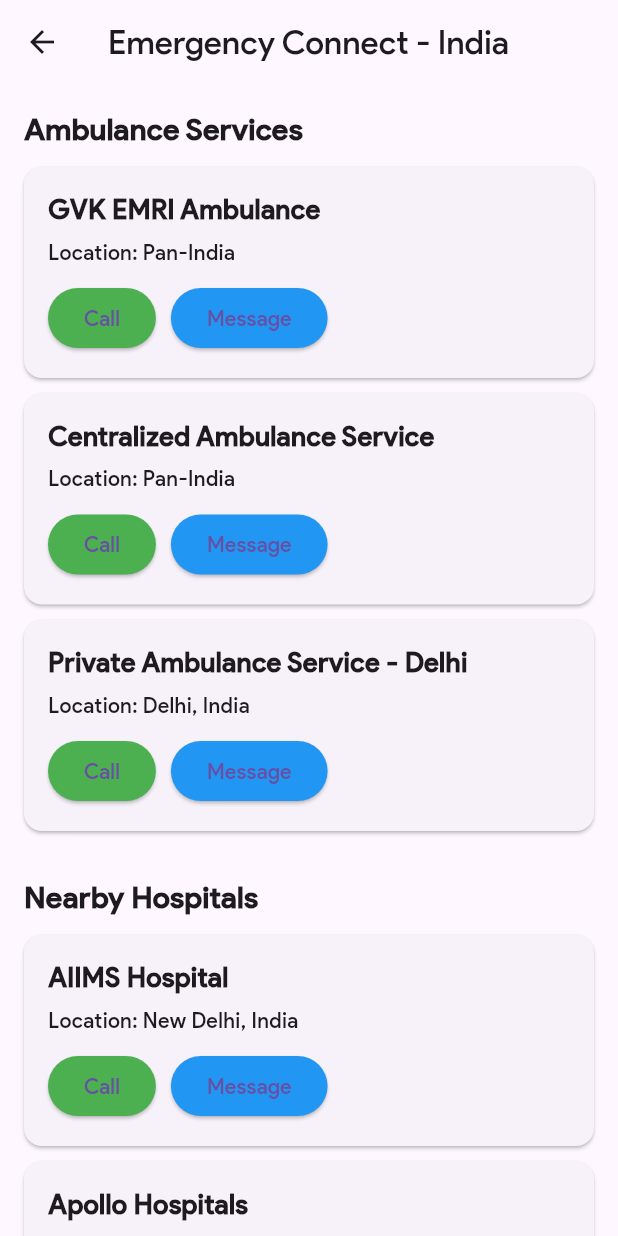
After one commit to Priyanshg0211/Aarogya-Vishwas, a Flutter app: the EmergencyConnectPage screen opened directly, on a phone screen of 412 x 824 dp. The commit adds this screen. Run offline on Flutter 3.47's test engine with Material 3 defaults, Android fonts, the phone set to English and light mode, and no system bars; our stand-ins replace cached_network_image, cloud_firestore, file_picker, firebase_auth, firebase_core, flutter_markdown and 6 more; missing offline and left inert: pdfx; accounts and stored records are empty.

Commit message:
UI updated

```diff
--- /dev/null
+++ b/lib/Feature/ambulance/ambulance.dart
@@ -0,0 +1,176 @@
+import 'package:aarogya_vishwas/UI/Homescreen/Homescreen.dart';
+import 'package:flutter/material.dart';
+import 'package:url_launcher/url_launcher.dart'; // For making calls and sending messages
+
+void main() {
+  runApp(MyApp());
+}
+
+class MyApp extends StatelessWidget {
+  @override
+  Widget build(BuildContext context) {
+    return MaterialApp(
+      title: 'Emergency Connect - India',
+      theme: ThemeData(
+        primarySwatch: Colors.red,
+      ),
+      home: EmergencyConnectPage(),
+    );
+  }
+}
+
+class EmergencyConnectPage extends StatelessWidget {
+  // Sample data for ambulances in India
+  final List<Map<String, String>> ambulances = [
+    {
+      'name': 'GVK EMRI Ambulance',
+      'phone': '108',
+      'location': 'Pan-India',
+    },
+    {
+      'name': 'Centralized Ambulance Service',
+      'phone': '102',
+      'location': 'Pan-India',
+    },
+    {
+      'name': 'Private Ambulance Service - Delhi',
+      'phone': '+919876543210',
+      'location': 'Delhi, India',
+    },
+  ];
+
+  // Sample data for hospitals in India
+  final List<Map<String, String>> hospitals = [
+    {
+      'name': 'AIIMS Hospital',
+      'phone': '+911126584567',
+      'location': 'New Delhi, India',
+    },
+    {
+      'name': 'Apollo Hospitals',
+      'phone': '+914442289000',
+      'location': 'Chennai, India',
+    },
+    {
+      'name': 'Fortis Hospital',
+      'phone': '+914033471717',
+      'location': 'Bengaluru, India',
+    },
+  ];
+
+  // Function to make a phone call
+  void _makeCall(String phoneNumber) async {
+    final url = 'tel:$phoneNumber';
+    if (await canLaunch(url)) {
+      await launch(url);
+    } else {
+      throw 'Could not launch $url';
+    }
+  }
+
+  // Function to send a message with a pre-filled emergency text
+  void _sendMessage(String phoneNumber) async {
+    final message =
+        'Emergency! I need immediate assistance. Please send help to my location.';
+    final url = 'sms:$phoneNumber?body=$message';
+    if (await canLaunch(url)) {
+      await launch(url);
+    } else {
+      throw 'Could not launch $url';
+    }
+  }
+
+  @override
+  Widget build(BuildContext context) {
+    return Scaffold(
+      appBar: AppBar(
+         leading: IconButton(
+          icon: Icon(Icons.arrow_back),
+          onPressed: () {
+            Navigator.pushReplacement(
+                context, MaterialPageRoute(builder: (context) => HomeScreen()));
+          },
+        ),
+        title: Text('Emergency Connect - India'),
+      ),
+      body: SingleChildScrollView(
+        child: Padding(
+          padding: const EdgeInsets.all(16.0),
+          child: Column(
+            crossAxisAlignment: CrossAxisAlignment.start,
+            children: [
+              Text(
+                'Ambulance Services',
+                style: TextStyle(fontSize: 20, fontWeight: FontWeight.bold),
+              ),
+              SizedBox(height: 10),
+              ...ambulances.map((ambulance) => _buildContactCard(
+                    name: ambulance['name']!,
+                    phone: ambulance['phone']!,
+                    location: ambulance['location']!,
+                  )).toList(),
+              SizedBox(height: 20),
+              Text(
+                'Nearby Hospitals',
+                style: TextStyle(fontSize: 20, fontWeight: FontWeight.bold),
+              ),
+              SizedBox(height: 10),
+              ...hospitals.map((hospital) => _buildContactCard(
+                    name: hospital['name']!,
+                    phone: hospital['phone']!,
+                    location: hospital['location']!,
+                  )).toList(),
+            ],
+          ),
+        ),
+      ),
+    );
+  }
+
+  Widget _buildContactCard({
+    required String name,
+    required String phone,
+    required String location,
+  }) {
+    return Card(
+      margin: EdgeInsets.only(bottom: 10),
+      child: Padding(
+        padding: const EdgeInsets.all(16.0),
+        child: Column(
+          crossAxisAlignment: CrossAxisAlignment.start,
+          children: [
+            Text(
+              name,
+              style: TextStyle(fontSize: 18, fontWeight: FontWeight.bold),
+            ),
+            SizedBox(height: 5),
+            Text(
+              'Location: $location',
+              style: TextStyle(fontSize: 14),
+            ),
+            SizedBox(height: 10),
+            Row(
+              children: [
+                ElevatedButton(
+                  onPressed: () => _makeCall(phone),
+                  child: Text('Call'),
+                  style: ElevatedButton.styleFrom(
+                    backgroundColor: Colors.green,
+                  ),
+                ),
+                SizedBox(width: 10),
+                ElevatedButton(
+                  onPressed: () => _sendMessage(phone),
+                  child: Text('Message'),
+                  style: ElevatedButton.styleFrom(
+                    backgroundColor: Colors.blue,
+                  ),
+                ),
+              ],
+            ),
+          ],
+        ),
+      ),
+    );
+  }
+}
```
Also changed, not shown: assets/languages/gu.json (deleted, +0 -17 lines), assets/languages/kn.json (deleted, +0 -17 lines), assets/languages/ml.json (deleted, +0 -18 lines), assets/languages/or.json (deleted, +0 -17 lines), assets/languages/pa.json (deleted, +0 -17 lines), assets/languages/ta.json (deleted, +0 -17 lines), assets/languages/te.json (deleted, +0 -17 lines), assets/languages/ur.json (deleted, +0 -17 lines), lib/Feature/AI model/widget/ModelUI.dart (+11 -18 lines), lib/Feature/CloudStorage/cloudstorage.dart (+7 -4 lines), lib/Feature/Volunteer/volunteer.dart (+19 -8 lines), lib/Feature/firstaid/FirstAidGuidePage.dart (+44 -10 lines), lib/Feature/govermentscheme/govermentscheme.dart (+8 -11 lines), lib/Feature/nearby/consulte.dart (+50 -16 lines), 2 more files.
